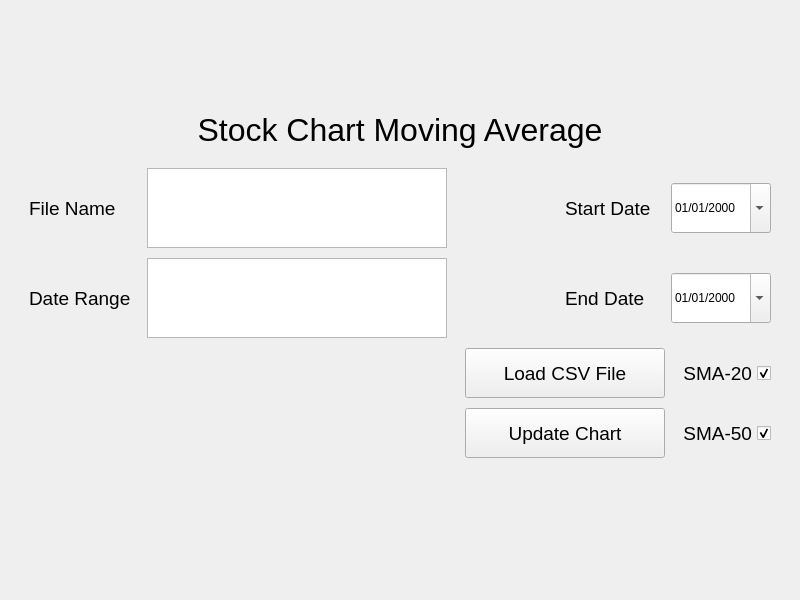
First picture: the form in StockChartSMA.ui, repository alfaried/SMA, before the edit.
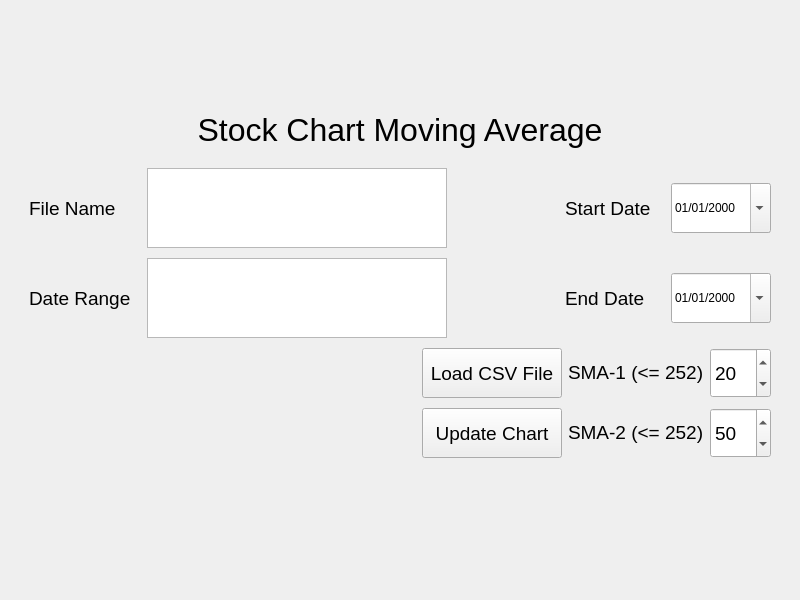
Second picture: the form after the edit.

Commit message: Updated SMA checkboxes to SMA-1 and SMA-2 number inputs

The edit to the form file:
```diff
--- a/StockChartSMA.ui
+++ b/StockChartSMA.ui
@@ -382,7 +382,7 @@
               </property>
               <property name="maximumSize">
                <size>
-                <width>200</width>
+                <width>140</width>
                 <height>50</height>
                </size>
               </property>
@@ -398,16 +398,10 @@
              </widget>
             </item>
             <item>
-             <widget class="QCheckBox" name="showSMA_20">
-              <property name="sizePolicy">
-               <sizepolicy hsizetype="MinimumExpanding" vsizetype="MinimumExpanding">
-                <horstretch>0</horstretch>
-                <verstretch>0</verstretch>
-               </sizepolicy>
-              </property>
+             <widget class="QLabel" name="label">
               <property name="maximumSize">
                <size>
-                <width>100</width>
+                <width>200</width>
                 <height>50</height>
                </size>
               </property>
@@ -417,17 +411,33 @@
                 <pointsize>14</pointsize>
                </font>
               </property>
-              <property name="layoutDirection">
-               <enum>Qt::RightToLeft</enum>
-              </property>
               <property name="text">
-               <string>SMA-20</string>
+               <string>SMA-1 (&lt;= 252)</string>
               </property>
-              <property name="checked">
-               <bool>true</bool>
+             </widget>
+            </item>
+            <item>
+             <widget class="QSpinBox" name="smaOneEdit">
+              <property name="maximumSize">
+               <size>
+                <width>100</width>
+                <height>50</height>
+               </size>
               </property>
-              <property name="tristate">
-               <bool>false</bool>
+              <property name="font">
+               <font>
+                <family>Lucida Grande</family>
+                <pointsize>14</pointsize>
+               </font>
+              </property>
+              <property name="minimum">
+               <number>2</number>
+              </property>
+              <property name="maximum">
+               <number>252</number>
+              </property>
+              <property name="value">
+               <number>20</number>
               </property>
              </widget>
             </item>
@@ -470,7 +480,7 @@
               </property>
               <property name="maximumSize">
                <size>
-                <width>200</width>
+                <width>140</width>
                 <height>50</height>
                </size>
               </property>
@@ -486,16 +496,16 @@
              </widget>
             </item>
             <item>
-             <widget class="QCheckBox" name="showSMA_50">
-              <property name="sizePolicy">
-               <sizepolicy hsizetype="MinimumExpanding" vsizetype="MinimumExpanding">
-                <horstretch>0</horstretch>
-                <verstretch>0</verstretch>
-               </sizepolicy>
+             <widget class="QLabel" name="label_2">
+              <property name="minimumSize">
+               <size>
+                <width>0</width>
+                <height>0</height>
+               </size>
               </property>
               <property name="maximumSize">
                <size>
-                <width>100</width>
+                <width>200</width>
                 <height>50</height>
                </size>
               </property>
@@ -505,14 +515,33 @@
                 <pointsize>14</pointsize>
                </font>
               </property>
-              <property name="layoutDirection">
-               <enum>Qt::RightToLeft</enum>
-              </property>
               <property name="text">
-               <string>SMA-50</string>
+               <string>SMA-2 (&lt;= 252)</string>
               </property>
-              <property name="checked">
-               <bool>true</bool>
+             </widget>
+            </item>
+            <item>
+             <widget class="QSpinBox" name="spinBox">
+              <property name="maximumSize">
+               <size>
+                <width>100</width>
+                <height>50</height>
+               </size>
+              </property>
+              <property name="font">
+               <font>
+                <family>Lucida Grande</family>
+                <pointsize>14</pointsize>
+               </font>
+              </property>
+              <property name="minimum">
+               <number>2</number>
+              </property>
+              <property name="maximum">
+               <number>252</number>
+              </property>
+              <property name="value">
+               <number>50</number>
               </property>
              </widget>
             </item>
```
